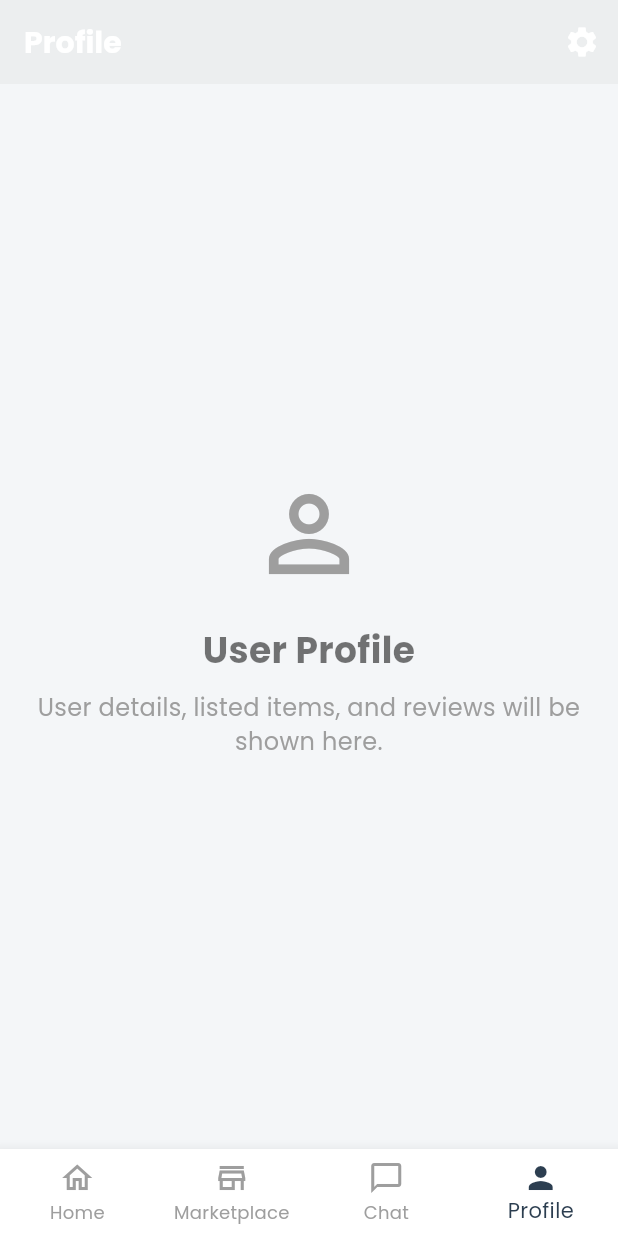
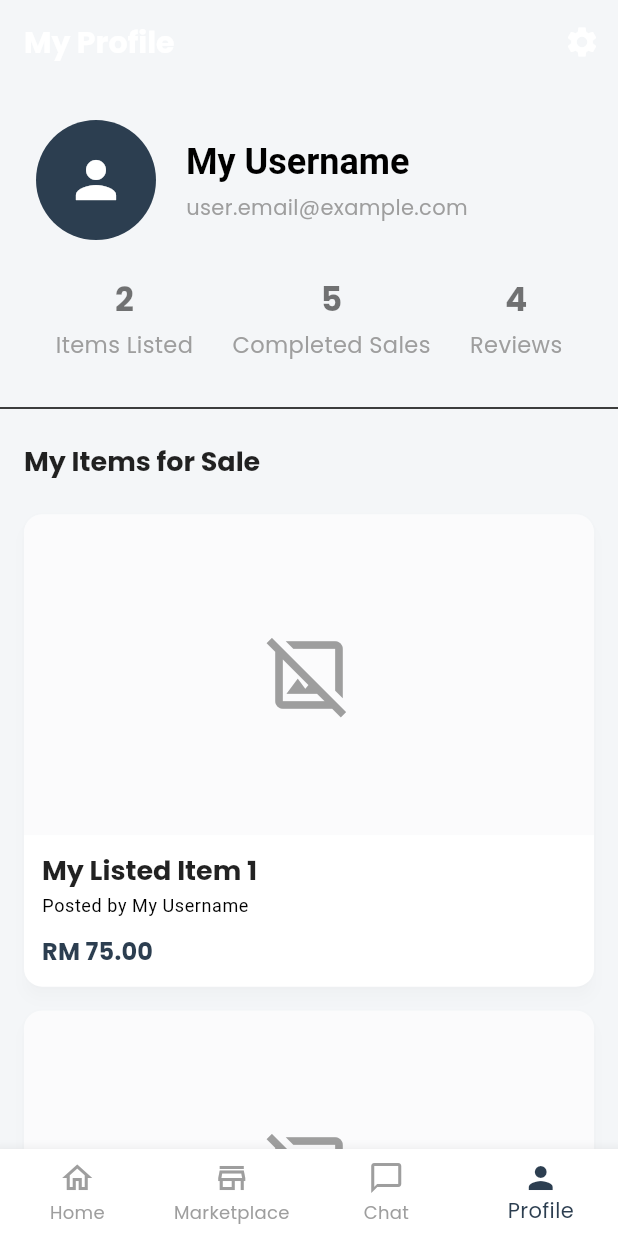
Before and after one commit to ShifyMeow/final_commutrade, a Flutter app: the screen it shows after launch, item 4 of the bottom bar chosen, on a phone screen of 412 x 824 dp. Run offline on Flutter 3.47's test engine with Material 3 defaults, Android fonts, the phone set to English and light mode, and no system bars; our stand-ins replace google_fonts.

Commit message:
Version 0.0.2

```diff
--- a/lib/screens/profile/profile_screen.dart
+++ b/lib/screens/profile/profile_screen.dart
@@ -1,13 +1,31 @@
+import 'package:final_commutrade/widgets/item_card.dart';
 import 'package:flutter/material.dart';
 
 class ProfileScreen extends StatelessWidget {
   const ProfileScreen({super.key});
 
+  // Generic placeholder data for the user's own items
+  final List<Map<String, String>> _userItems = const [
+    {
+      'title': 'My Listed Item 1',
+      'price': 'RM 75.00',
+      'author': 'My Username',
+    },
+    {
+      'title': 'My Listed Item 2',
+      'price': 'RM 120.00',
+      'author': 'My Username',
+    },
+  ];
+
   @override
   Widget build(BuildContext context) {
+    final theme = Theme.of(context);
+    final textTheme = theme.textTheme;
+
     return Scaffold(
       appBar: AppBar(
-        title: const Text('Profile'),
+        title: const Text('My Profile'),
         actions: [
           IconButton(
             icon: const Icon(Icons.settings),
@@ -16,36 +34,105 @@ class ProfileScreen extends StatelessWidget {
             },
           ),
         ],
-        elevation: 4.0,
-        backgroundColor: Theme.of(context).cardColor,
+        elevation: 0,
+        backgroundColor: theme.scaffoldBackgroundColor,
+        foregroundColor: theme.colorScheme.onBackground,
       ),
-      body: const Center(
-        child: Padding(
-          padding: EdgeInsets.all(16.0),
+      body: SingleChildScrollView(
         child: Column(
-            mainAxisAlignment: MainAxisAlignment.center,
+          crossAxisAlignment: CrossAxisAlignment.start,
           children: [
-              Icon(
-                Icons.person_outline,
-                size: 80,
-                color: Colors.grey,
+            // --- Profile Header ---
+            Padding(
+              padding: const EdgeInsets.all(24.0),
+              child: Row(
+                children: [
+                  const CircleAvatar(
+                    radius: 40,
+                    child: Icon(Icons.person, size: 40),
                   ),
-              SizedBox(height: 20),
+                  const SizedBox(width: 20),
+                  Expanded(
+                    child: Column(
+                      crossAxisAlignment: CrossAxisAlignment.start,
+                      children: [
                         Text(
-                'User Profile',
-                style: TextStyle(fontSize: 24, fontWeight: FontWeight.bold),
-                textAlign: TextAlign.center,
+                          'My Username',
+                          style: textTheme.headlineSmall?.copyWith(fontWeight: FontWeight.bold),
                         ),
-              SizedBox(height: 10),
+                        const SizedBox(height: 4),
                         Text(
-                'User details, listed items, and reviews will be shown here.',
-                style: TextStyle(fontSize: 16, color: Colors.grey),
-                textAlign: TextAlign.center,
+                          'user.email@example.com',
+                          style: textTheme.bodyMedium?.copyWith(color: Colors.grey),
                         ),
                       ],
                     ),
                   ),
+                ],
+              ),
+            ),
+
+            // --- User Stats ---
+            Padding(
+              padding: const EdgeInsets.symmetric(horizontal: 24.0),
+              child: Row(
+                mainAxisAlignment: MainAxisAlignment.spaceAround,
+                children: [
+                  _buildStatColumn('Items Listed', '2'),
+                  _buildStatColumn('Completed Sales', '5'),
+                  _buildStatColumn('Reviews', '4'),
+                ],
+              ),
+            ),
+            const SizedBox(height: 24),
+            const Divider(thickness: 1),
+
+            // --- User's Items Section ---
+            Padding(
+              padding: const EdgeInsets.all(16.0),
+              child: Text(
+                "My Items for Sale",
+                style: textTheme.titleLarge?.copyWith(fontWeight: FontWeight.bold),
+              ),
+            ),
+            ListView.builder(
+              // Important: We use these two properties when nesting a ListView
+              // inside a SingleChildScrollView to prevent errors.
+              shrinkWrap: true,
+              physics: const NeverScrollableScrollPhysics(),
+              itemCount: _userItems.length,
+              itemBuilder: (context, index) {
+                final item = _userItems[index];
+                return ItemCard(
+                  title: item['title']!,
+                  price: item['price']!,
+                  author: item['author']!,
+                );
+              },
+            ),
+            const SizedBox(height: 24),
+          ],
+        ),
       ),
     );
   }
+
+  // Helper widget to build the stat columns to avoid repetitive code
+  Widget _buildStatColumn(String label, String value) {
+    return Column(
+      mainAxisSize: MainAxisSize.min,
+      mainAxisAlignment: MainAxisAlignment.center,
+      children: [
+        Text(
+          value,
+          style: const TextStyle(fontSize: 22, fontWeight: FontWeight.bold),
+        ),
+        const SizedBox(height: 4),
+        Text(
+          label,
+          style: const TextStyle(fontSize: 15, color: Colors.grey),
+        ),
+      ],
+    );
   }
+}
```
Lines whose indentation alone changed are shown as unchanged.
